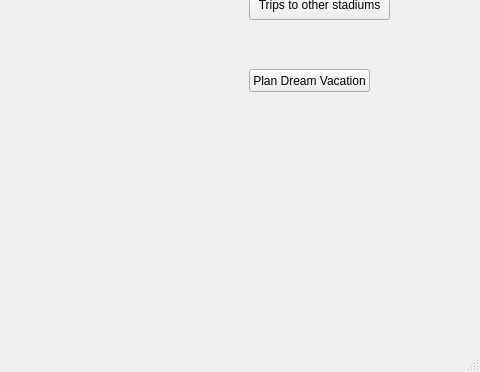
Before: the Qt Designer form mainwindow.ui in ellenyim8/project2, drawn with Qt 5; both pictures show x 291 to 771 and y 201 to 573 of the 771 by 573 pixel window.
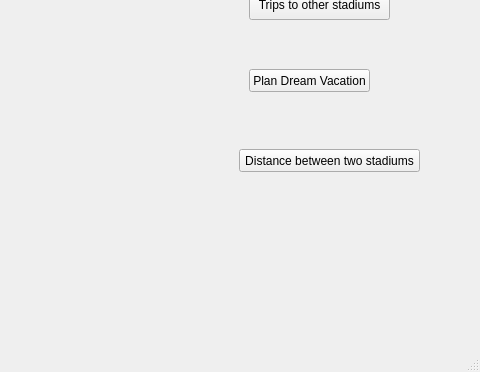
After: the same form once the commit is applied.

```diff
--- a/mainwindow.ui
+++ b/mainwindow.ui
@@ -92,6 +92,19 @@
      <string>Plan Dream Vacation</string>
     </property>
    </widget>
+   <widget class="QPushButton" name="pushButton_4">
+    <property name="geometry">
+     <rect>
+      <x>530</x>
+      <y>350</y>
+      <width>181</width>
+      <height>23</height>
+     </rect>
+    </property>
+    <property name="text">
+     <string>Distance between two stadiums</string>
+    </property>
+   </widget>
   </widget>
   <widget class="QMenuBar" name="menubar">
    <property name="geometry">
```
